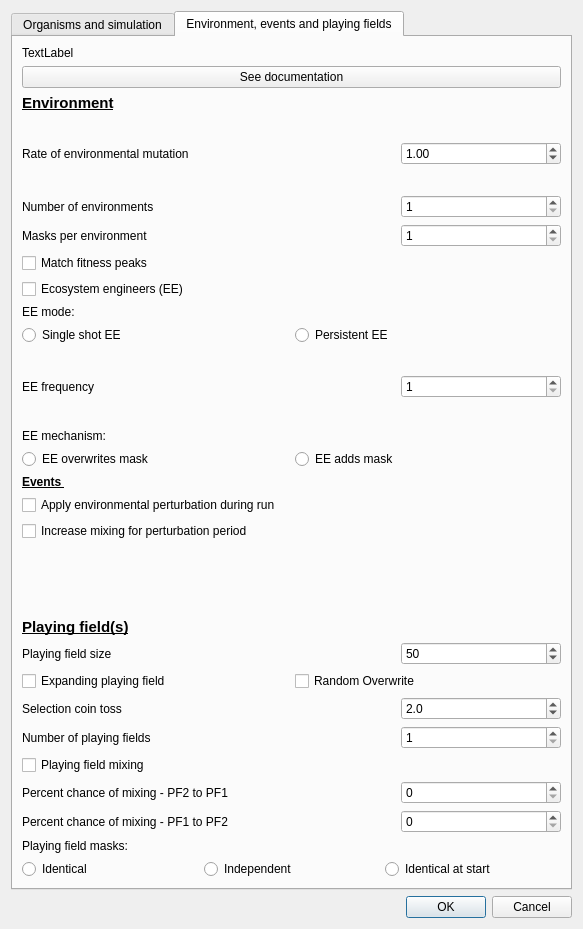
Qt form settings.ui (palaeoware/trevosim) before a commit.
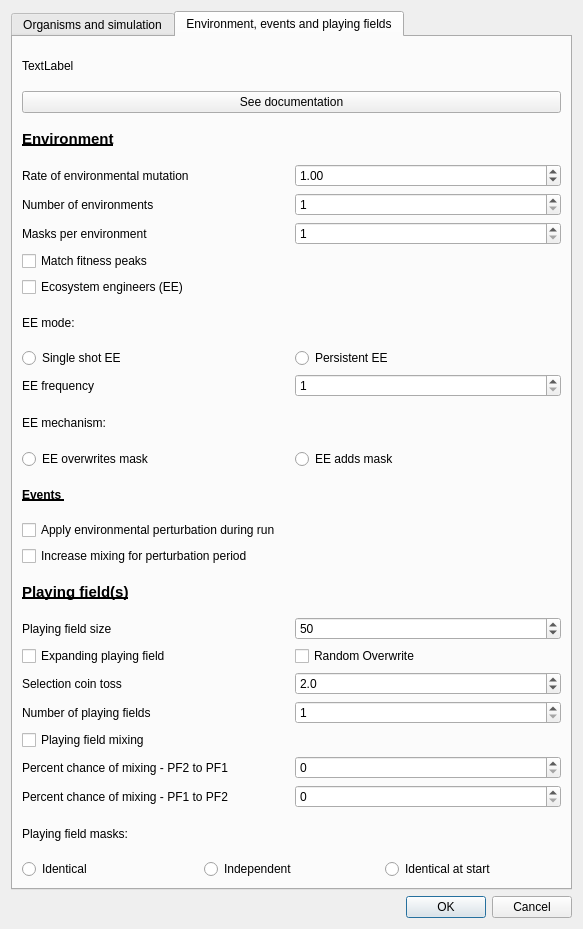
The same form after that commit. The open tabs and pages were chosen to show the change.

Commit message: update settings layout, and image in the docs

What changed in the file:
```diff
--- a/settings.ui
+++ b/settings.ui
@@ -92,19 +92,6 @@
          </property>
         </widget>
        </item>
-       <item row="4" column="1">
-        <spacer name="horizontalSpacer_4">
-         <property name="orientation">
-          <enum>Qt::Vertical</enum>
-         </property>
-         <property name="sizeHint" stdset="0">
-          <size>
-           <width>40</width>
-           <height>20</height>
-          </size>
-         </property>
-        </spacer>
-       </item>
        <item row="21" column="0">
         <widget class="QLabel" name="label_6">
          <property name="text">
@@ -287,19 +274,6 @@
          </property>
         </widget>
        </item>
-       <item row="21" column="1">
-        <spacer name="horizontalSpacer_2">
-         <property name="orientation">
-          <enum>Qt::Vertical</enum>
-         </property>
-         <property name="sizeHint" stdset="0">
-          <size>
-           <width>40</width>
-           <height>20</height>
-          </size>
-         </property>
-        </spacer>
-       </item>
        <item row="25" column="0" colspan="3">
         <widget class="QCheckBox" name="c_noSelection">
          <property name="text">
@@ -342,6 +316,74 @@
        <string>Environment, events and playing fields</string>
       </attribute>
       <layout class="QGridLayout" name="gridLayout_2">
+       <item row="23" column="0">
+        <widget class="QLabel" name="label_playingfieldNumber">
+         <property name="text">
+          <string>Number of playing fields</string>
+         </property>
+        </widget>
+       </item>
+       <item row="27" column="0">
+        <widget class="QLabel" name="label_16">
+         <property name="text">
+          <string>Playing field masks:</string>
+         </property>
+        </widget>
+       </item>
+       <item row="16" column="0">
+        <widget class="QLabel" name="label_22">
+         <property name="font">
+          <font>
+           <bold>true</bold>
+           <underline>true</underline>
+          </font>
+         </property>
+         <property name="text">
+          <string>Events </string>
+         </property>
+        </widget>
+       </item>
+       <item row="20" column="1">
+        <widget class="QSpinBox" name="s_playingfield_size">
+         <property name="minimum">
+          <number>2</number>
+         </property>
+         <property name="maximum">
+          <number>10000</number>
+         </property>
+         <property name="value">
+          <number>50</number>
+         </property>
+        </widget>
+       </item>
+       <item row="3" column="0">
+        <widget class="QLabel" name="label_14">
+         <property name="font">
+          <font>
+           <pointsize>11</pointsize>
+           <bold>true</bold>
+           <underline>true</underline>
+          </font>
+         </property>
+         <property name="text">
+          <string>Environment</string>
+         </property>
+        </widget>
+       </item>
+       <item row="8" column="0">
+        <widget class="QCheckBox" name="c_ecosystem_engineers">
+         <property name="text">
+          <string>Ecosystem engineers (EE)</string>
+         </property>
+        </widget>
+       </item>
+       <item row="2" column="0" colspan="2">
+        <widget class="QPushButton" name="docs_pushButton_02">
+         <property name="text">
+          <string>See documentation</string>
+         </property>
+        </widget>
+       </item>
        <item row="12" column="0">
         <widget class="QLabel" name="EE_Label">
          <property name="text">
@@ -349,14 +391,86 @@
          </property>
         </widget>
        </item>
-       <item row="9" column="0" colspan="3">
+       <item row="13" column="0">
+        <widget class="QLabel" name="EE_Label_2">
+         <property name="text">
+          <string>EE mechanism:</string>
+         </property>
+        </widget>
+       </item>
+       <item row="22" column="0">
+        <widget class="QLabel" name="label_23">
+         <property name="text">
+          <string>Selection coin toss</string>
+         </property>
+        </widget>
+       </item>
+       <item row="12" column="1">
+        <widget class="QSpinBox" name="s_EE_frequency">
+         <property name="minimum">
+          <number>1</number>
+         </property>
+         <property name="maximum">
+          <number>100000</number>
+         </property>
+        </widget>
+       </item>
+       <item row="18" column="0" colspan="2">
+        <widget class="QCheckBox" name="c_mixing_perturbation">
+         <property name="text">
+          <string>Increase mixing for perturbation period </string>
+         </property>
+        </widget>
+       </item>
+       <item row="19" column="0">
+        <widget class="QLabel" name="label_20">
+         <property name="font">
+          <font>
+           <pointsize>11</pointsize>
+           <bold>true</bold>
+           <underline>true</underline>
+          </font>
+         </property>
+         <property name="text">
+          <string>Playing field(s)</string>
+         </property>
+        </widget>
+       </item>
+       <item row="9" column="0" colspan="2">
         <widget class="QLabel" name="EE_Label_3">
          <property name="text">
           <string>EE mode:</string>
          </property>
         </widget>
        </item>
-       <item row="14" column="0" colspan="3">
+       <item row="4" column="1">
+        <widget class="QDoubleSpinBox" name="s_environment_mutation">
+         <property name="decimals">
+          <number>2</number>
+         </property>
+         <property name="singleStep">
+          <double>0.010000000000000</double>
+         </property>
+         <property name="value">
+          <double>1.000000000000000</double>
+         </property>
+        </widget>
+       </item>
+       <item row="4" column="0">
+        <widget class="QLabel" name="label_7">
+         <property name="text">
+          <string>Rate of environmental mutation</string>
+         </property>
+        </widget>
+       </item>
+       <item row="1" column="0" colspan="2">
+        <widget class="QLabel" name="docs_label_02">
+         <property name="text">
+          <string>TextLabel</string>
+         </property>
+        </widget>
+       </item>
+       <item row="14" column="0" colspan="2">
         <layout class="QHBoxLayout" name="horizontalLayout_4">
          <item>
           <widget class="QRadioButton" name="r_overwrite_mask">
@@ -380,7 +494,14 @@
          </item>
         </layout>
        </item>
-       <item row="29" column="0" colspan="3">
+       <item row="25" column="0">
+        <widget class="QLabel" name="label_15">
+         <property name="text">
+          <string>Percent chance of mixing - PF2 to PF1</string>
+         </property>
+        </widget>
+       </item>
+       <item row="28" column="0" colspan="2">
         <layout class="QHBoxLayout" name="horizontalLayout">
          <item>
           <widget class="QRadioButton" name="r_identical">
@@ -405,251 +526,27 @@
          </item>
         </layout>
        </item>
-       <item row="13" column="0">
-        <widget class="QLabel" name="EE_Label_2">
-         <property name="text">
-          <string>EE mechanism:</string>
-         </property>
-        </widget>
-       </item>
-       <item row="23" column="2">
-        <widget class="QDoubleSpinBox" name="s_selection">
-         <property name="decimals">
-          <number>1</number>
-         </property>
+       <item row="5" column="1">
+        <widget class="QSpinBox" name="s_environment_number">
          <property name="minimum">
-          <double>1.000000000000000</double>
-         </property>
-         <property name="value">
-          <double>2.000000000000000</double>
+          <number>1</number>
          </property>
         </widget>
        </item>
-       <item row="12" column="1">
-        <spacer name="horizontalSpacer_3">
-         <property name="orientation">
-          <enum>Qt::Vertical</enum>
-         </property>
-         <property name="sizeHint" stdset="0">
-          <size>
-           <width>40</width>
-           <height>20</height>
-          </size>
-         </property>
-        </spacer>
-       </item>
-       <item row="6" column="2">
+       <item row="6" column="1">
         <widget class="QSpinBox" name="s_masks_per_environment">
          <property name="minimum">
           <number>1</number>
          </property>
         </widget>
        </item>
-       <item row="19" column="0">
-        <spacer name="verticalSpacer">
-         <property name="orientation">
-          <enum>Qt::Vertical</enum>
-         </property>
-         <property name="sizeHint" stdset="0">
-          <size>
-           <width>20</width>
-           <height>40</height>
-          </size>
-         </property>
-        </spacer>
-       </item>
-       <item row="4" column="0">
-        <widget class="QLabel" name="label_7">
-         <property name="text">
-          <string>Rate of environmental mutation</string>
-         </property>
-        </widget>
-       </item>
-       <item row="24" column="2">
-        <widget class="QSpinBox" name="s_multiple">
-         <property name="minimum">
-          <number>1</number>
-         </property>
-        </widget>
-       </item>
-       <item row="12" column="2">
-        <widget class="QSpinBox" name="s_EE_frequency">
-         <property name="minimum">
-          <number>1</number>
-         </property>
-         <property name="maximum">
-          <number>100000</number>
-         </property>
-        </widget>
-       </item>
-       <item row="17" column="0" colspan="3">
-        <widget class="QCheckBox" name="c_extinction">
-         <property name="text">
-          <string>Apply environmental perturbation during run</string>
-         </property>
-        </widget>
-       </item>
        <item row="26" column="0">
-        <widget class="QLabel" name="label_15">
-         <property name="text">
-          <string>Percent chance of mixing - PF2 to PF1</string>
-         </property>
-        </widget>
-       </item>
-       <item row="26" column="2">
-        <widget class="QSpinBox" name="s_mixing_1_to_0">
-         <property name="maximum">
-          <number>100</number>
-         </property>
-        </widget>
-       </item>
-       <item row="4" column="1">
-        <spacer name="horizontalSpacer">
-         <property name="orientation">
-          <enum>Qt::Vertical</enum>
-         </property>
-         <property name="sizeHint" stdset="0">
-          <size>
-           <width>40</width>
-           <height>20</height>
-          </size>
-         </property>
-        </spacer>
-       </item>
-       <item row="5" column="0">
-        <widget class="QLabel" name="label_19">
-         <property name="text">
-          <string>Number of environments</string>
-         </property>
-        </widget>
-       </item>
-       <item row="8" column="0">
-        <widget class="QCheckBox" name="c_ecosystem_engineers">
-         <property name="text">
-          <string>Ecosystem engineers (EE)</string>
-         </property>
-        </widget>
-       </item>
-       <item row="4" column="2">
-        <widget class="QDoubleSpinBox" name="s_environment_mutation">
-         <property name="decimals">
-          <number>2</number>
-         </property>
-         <property name="singleStep">
-          <double>0.010000000000000</double>
-         </property>
-         <property name="value">
-          <double>1.000000000000000</double>
-         </property>
-        </widget>
-       </item>
-       <item row="20" column="0">
-        <widget class="QLabel" name="label_20">
-         <property name="font">
-          <font>
-           <pointsize>11</pointsize>
-           <bold>true</bold>
-           <underline>true</underline>
-          </font>
-         </property>
-         <property name="text">
-          <string>Playing field(s)</string>
-         </property>
-        </widget>
-       </item>
-       <item row="27" column="0">
         <widget class="QLabel" name="label_21">
          <property name="text">
           <string>Percent chance of mixing - PF1 to PF2</string>
          </property>
         </widget>
        </item>
-       <item row="27" column="2">
-        <widget class="QSpinBox" name="s_mixing_0_to_1">
-         <property name="maximum">
-          <number>100</number>
-         </property>
-        </widget>
-       </item>
-       <item row="23" column="0">
-        <widget class="QLabel" name="label_23">
-         <property name="text">
-          <string>Selection coin toss</string>
-         </property>
-        </widget>
-       </item>
-       <item row="16" column="0">
-        <widget class="QLabel" name="label_22">
-         <property name="font">
-          <font>
-           <bold>true</bold>
-           <underline>true</underline>
-          </font>
-         </property>
-         <property name="text">
-          <string>Events </string>
-         </property>
-        </widget>
-       </item>
-       <item row="21" column="2">
-        <widget class="QSpinBox" name="s_playingfield_size">
-         <property name="minimum">
-          <number>2</number>
-         </property>
-         <property name="maximum">
-          <number>10000</number>
-         </property>
-         <property name="value">
-          <number>50</number>
-         </property>
-        </widget>
-       </item>
-       <item row="5" column="2">
-        <widget class="QSpinBox" name="s_environment_number">
-         <property name="minimum">
-          <number>1</number>
-         </property>
-        </widget>
-       </item>
-       <item row="21" column="0">
-        <widget class="QLabel" name="label_18">
-         <property name="text">
-          <string>Playing field size</string>
-         </property>
-        </widget>
-       </item>
-       <item row="25" column="0">
-        <widget class="QCheckBox" name="c_mixing">
-         <property name="text">
-          <string>Playing field mixing</string>
-         </property>
-        </widget>
-       </item>
-       <item row="7" column="0">
-        <widget class="QCheckBox" name="c_match_fitness_peaks">
-         <property name="text">
-          <string>Match fitness peaks</string>
-         </property>
-        </widget>
-       </item>
-       <item row="22" column="0" colspan="3">
-        <layout class="QHBoxLayout" name="horizontalLayout_5">
-         <item>
-          <widget class="QCheckBox" name="c_expanding_playingfield">
-           <property name="text">
-            <string>Expanding playing field</string>
-           </property>
-          </widget>
-         </item>
-         <item>
-          <widget class="QCheckBox" name="c_random_overwrite">
-           <property name="text">
-            <string>Random Overwrite</string>
-           </property>
-          </widget>
-         </item>
-        </layout>
-       </item>
        <item row="6" column="0">
         <widget class="QLabel" name="label_17">
          <property name="text">
@@ -657,21 +554,27 @@
          </property>
         </widget>
        </item>
-       <item row="1" column="0" colspan="3">
-        <widget class="QLabel" name="docs_label_02">
-         <property name="text">
-          <string>TextLabel</string>
+       <item row="22" column="1">
+        <widget class="QDoubleSpinBox" name="s_selection">
+         <property name="decimals">
+          <number>1</number>
          </property>
+         <property name="minimum">
+          <double>1.000000000000000</double>
+         </property>
+         <property name="value">
+          <double>2.000000000000000</double>
+         </property>
         </widget>
        </item>
-       <item row="18" column="0" colspan="3">
-        <widget class="QCheckBox" name="c_mixing_perturbation">
-         <property name="text">
-          <string>Increase mixing for perturbation period </string>
+       <item row="25" column="1">
+        <widget class="QSpinBox" name="s_mixing_1_to_0">
+         <property name="maximum">
+          <number>100</number>
          </property>
         </widget>
        </item>
-       <item row="11" column="0" colspan="3">
+       <item row="11" column="0" colspan="2">
         <layout class="QHBoxLayout" name="horizontalLayout_2">
          <item>
           <widget class="QRadioButton" name="r_once_EE">
@@ -695,38 +598,70 @@
          </item>
         </layout>
        </item>
+       <item row="20" column="0">
+        <widget class="QLabel" name="label_18">
+         <property name="text">
+          <string>Playing field size</string>
+         </property>
+        </widget>
+       </item>
+       <item row="21" column="0" colspan="2">
+        <layout class="QHBoxLayout" name="horizontalLayout_5">
+         <item>
+          <widget class="QCheckBox" name="c_expanding_playingfield">
+           <property name="text">
+            <string>Expanding playing field</string>
+           </property>
+          </widget>
+         </item>
+         <item>
+          <widget class="QCheckBox" name="c_random_overwrite">
+           <property name="text">
+            <string>Random Overwrite</string>
+           </property>
+          </widget>
+         </item>
+        </layout>
+       </item>
        <item row="24" column="0">
-        <widget class="QLabel" name="label_playingfieldNumber">
+        <widget class="QCheckBox" name="c_mixing">
          <property name="text">
-          <string>Number of playing fields</string>
+          <string>Playing field mixing</string>
          </property>
         </widget>
        </item>
-       <item row="3" column="0">
-        <widget class="QLabel" name="label_14">
-         <property name="font">
-          <font>
-           <pointsize>11</pointsize>
-           <bold>true</bold>
-           <underline>true</underline>
-          </font>
+       <item row="26" column="1">
+        <widget class="QSpinBox" name="s_mixing_0_to_1">
+         <property name="maximum">
+          <number>100</number>
          </property>
+        </widget>
+       </item>
+       <item row="5" column="0">
+        <widget class="QLabel" name="label_19">
          <property name="text">
-          <string>Environment</string>
+          <string>Number of environments</string>
          </property>
         </widget>
        </item>
-       <item row="28" column="0">
-        <widget class="QLabel" name="label_16">
+       <item row="7" column="0">
+        <widget class="QCheckBox" name="c_match_fitness_peaks">
          <property name="text">
-          <string>Playing field masks:</string>
+          <string>Match fitness peaks</string>
          </property>
         </widget>
        </item>
-       <item row="2" column="0" colspan="3">
-        <widget class="QPushButton" name="docs_pushButton_02">
+       <item row="17" column="0" colspan="2">
+        <widget class="QCheckBox" name="c_extinction">
          <property name="text">
-          <string>See documentation</string>
+          <string>Apply environmental perturbation during run</string>
+         </property>
+        </widget>
+       </item>
+       <item row="23" column="1">
+        <widget class="QSpinBox" name="s_multiple">
+         <property name="minimum">
+          <number>1</number>
          </property>
         </widget>
        </item>
```
The commit also changes 1 other file.
